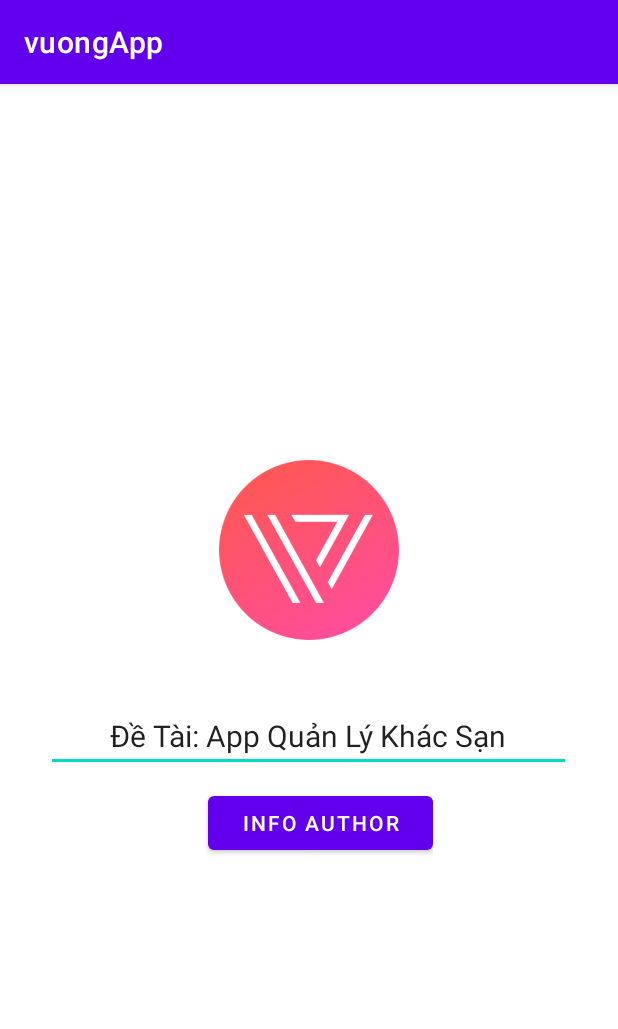
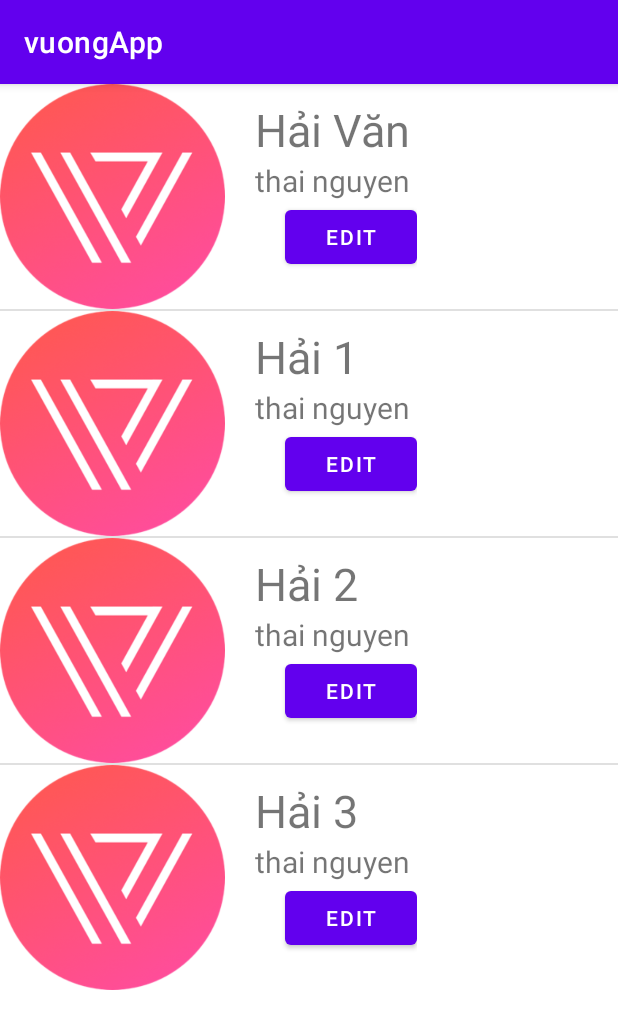
Before and after one commit to vuonga7k8lah/btAndroid, an Android app: the screen it shows after launch (MainActivity), on a phone screen of 412 x 824 dp. Shown: the top 1029 px of the screen. Run offline under Robolectric (Android 15) with nearby library versions, the phone set to English and light mode, and no system bars; our stand-ins replace Volley.

Commit message:
add code

```diff
--- a/app/build.gradle
+++ b/app/build.gradle
@@ -36,4 +36,5 @@ dependencies {
     testImplementation 'junit:junit:4.+'
     androidTestImplementation 'androidx.test.ext:junit:1.1.2'
     androidTestImplementation 'androidx.test.espresso:espresso-core:3.3.0'
+    implementation 'com.android.volley:volley:1.2.0'
 }
--- a/app/src/main/AndroidManifest.xml
+++ b/app/src/main/AndroidManifest.xml
@@ -1,6 +1,8 @@
 <?xml version="1.0" encoding="utf-8"?>
 <manifest xmlns:android="http://schemas.android.com/apk/res/android"
     package="com.example.vuongapp">
+
+    <uses-permission android:name="android.permission.INTERNET" />
 
     <application
         android:allowBackup="true"
@@ -9,7 +11,7 @@
         android:roundIcon="@mipmap/ic_launcher_round"
         android:supportsRtl="true"
         android:theme="@style/Theme.VuongApp">
-        <activity android:name=".Hello2"></activity>
+        <activity android:name=".MainActivity2"></activity>
         <activity android:name=".MainActivity">
             <intent-filter>
                 <action android:name="android.intent.action.MAIN" />
--- a/app/src/main/java/com/example/vuongapp/MainActivity.java
+++ b/app/src/main/java/com/example/vuongapp/MainActivity.java
@@ -1,25 +1,56 @@
 package com.example.vuongapp;
 
+import androidx.annotation.RequiresApi;
 import androidx.appcompat.app.AppCompatActivity;
 
 import android.content.Intent;
 import android.os.Bundle;
 import android.view.View;
 import android.widget.Button;
+import android.widget.ListView;
+import android.widget.Toast;
+
+import com.android.volley.Request;
+import com.android.volley.RequestQueue;
+import com.android.volley.Response;
+import com.android.volley.VolleyError;
+import com.android.volley.toolbox.JsonArrayRequest;
+import com.android.volley.toolbox.Volley;
+
+import org.json.JSONArray;
+
+import java.time.Instant;
+import java.util.ArrayList;
+import java.util.TooManyListenersException;
 
 public class MainActivity extends AppCompatActivity {
-    Button btnAuthor;
+    ListView lv;
+    ArrayList<Users> arrayList;
+    UsersAdapater adapater;
+    Button buttonEdit;
     @Override
     protected void onCreate(Bundle savedInstanceState) {
         super.onCreate(savedInstanceState);
         setContentView(R.layout.activity_main);
-        btnAuthor = (Button)findViewById(R.id.author);
-        btnAuthor.setOnClickListener(new View.OnClickListener() {
-            @Override
-            public void onClick(View v) {
-                Intent hello2 = new Intent(MainActivity.this,Hello2.class);
-                startActivity(hello2);
-            }
-        });
+
+       lv = (ListView) findViewById(R.id.lvUser);
+       arrayList = new ArrayList<>();
+       arrayList.add(new Users("Hải Văn","thai nguyen",R.drawable.logo));
+       arrayList.add(new Users("Hải 1","thai nguyen",R.drawable.logo));
+       arrayList.add(new Users("Hải 2","thai nguyen",R.drawable.logo));
+       arrayList.add(new Users("Hải 3","thai nguyen",R.drawable.logo));
+       adapater = new UsersAdapater(this,R.layout.userprofile,arrayList);
+       lv.setAdapter(adapater);
+//        buttonEdit = (Button) findViewById(R.id.btnEdit);
+//        buttonEdit.setOnClickListener(new View.OnClickListener() {
+//            @Override
+//            public void onClick(View v) {
+//                Intent i = new Intent(MainActivity.this, MainActivity2.class);
+//                i.putExtra("key1","Lap trinh");
+//                i.putExtra("key2",20);
+//                startActivity(i);
+//            }
+//        });
     }
+
 }
--- /dev/null
+++ b/app/src/main/java/com/example/vuongapp/Users.java
@@ -0,0 +1,13 @@
+package com.example.vuongapp;
+
+public class Users {
+    public String hoTen,diaChi;
+
+    public Users(String hoTen, String diaChi, int hinhAnh) {
+        this.hoTen = hoTen;
+        this.diaChi = diaChi;
+        this.hinhAnh = hinhAnh;
+    }
+
+    public int hinhAnh;
+}
--- /dev/null
+++ b/app/src/main/java/com/example/vuongapp/UsersAdapater.java
@@ -0,0 +1,53 @@
+package com.example.vuongapp;
+
+import android.content.Context;
+import android.view.LayoutInflater;
+import android.view.View;
+import android.view.ViewGroup;
+import android.widget.BaseAdapter;
+import android.widget.ImageView;
+import android.widget.TextView;
+
+import java.util.List;
+
+public class UsersAdapater extends BaseAdapter {
+    Context context;
+    int layout;
+    List<Users> usersList;
+
+    public UsersAdapater(Context context, int layout, List<Users> usersList) {
+        this.context = context;
+        this.layout = layout;
+        this.usersList = usersList;
+    }
+
+    @Override
+    public int getCount() {
+        return usersList.size();
+    }
+
+    @Override
+    public Object getItem(int position) {
+        return null;
+    }
+
+    @Override
+    public long getItemId(int position) {
+        return 0;
+    }
+
+    @Override
+    public View getView(int position, View convertView, ViewGroup parent) {
+        LayoutInflater inflater = (LayoutInflater) context.getSystemService(Context.LAYOUT_INFLATER_SERVICE);
+        convertView = inflater.inflate(layout, null);
+        //Ánh Xạ
+        TextView tvUserName = (TextView) convertView.findViewById(R.id.username);
+        TextView tvQueQuan = (TextView) convertView.findViewById(R.id.QueQuan);
+        ImageView tvAnh = (ImageView) convertView.findViewById(R.id.img);
+
+        tvUserName.setText(usersList.get(position).hoTen);
+        tvQueQuan.setText(usersList.get(position).diaChi);
+        tvAnh.setImageResource(usersList.get(position).hinhAnh);
+        return convertView;
+    }
+}
--- a/app/src/main/res/layout/activity_main.xml
+++ b/app/src/main/res/layout/activity_main.xml
@@ -6,37 +6,9 @@
     android:layout_height="match_parent"
     tools:context=".MainActivity"
     >
-    <LinearLayout
-        android:layout_width="match_parent"
-        android:layout_height="wrap_content"
-        android:gravity="center"
-        android:orientation="vertical"
-        android:layout_centerInParent="true"
-        >
-        <ImageView
-            android:layout_width="120dp"
-            android:layout_height="120dp"
-            android:src="@drawable/logo"
-            android:layout_marginBottom="40dp"/>
-
-        <EditText
-            android:layout_width="wrap_content"
-            android:layout_height="wrap_content"
-            android:textSize="20dp"
-            android:layout_marginBottom="10dp"
-            android:gravity="center"
-            android:text="Đề Tài: App Quản Lý Khác Sạn"
-            android:ems="15"/>
-        <LinearLayout
-            android:layout_width="wrap_content"
-            android:layout_height="wrap_content"
-            >
-            <Button
-                android:id="@+id/author"
-                android:layout_width="150dp"
-                android:layout_marginLeft="15dp"
-                android:layout_height="wrap_content"
-                android:text="Info Author" />
-        </LinearLayout>>
-    </LinearLayout>
+   <ListView
+       android:layout_width="wrap_content"
+       android:layout_height="wrap_content"
+       android:id="@+id/lvUser"
+       />
 </RelativeLayout>
--- /dev/null
+++ b/app/src/main/res/layout/userprofile.xml
@@ -0,0 +1,46 @@
+<?xml version="1.0" encoding="utf-8"?>
+<LinearLayout
+    xmlns:android="http://schemas.android.com/apk/res/android"
+    android:orientation="horizontal"
+    android:layout_width="match_parent"
+    android:layout_height="match_parent">
+    <LinearLayout
+        android:layout_width="match_parent"
+        android:layout_height="wrap_content">
+        <ImageView
+            android:layout_width="150dp"
+            android:layout_height="150dp"
+            android:src="@drawable/logo"
+            android:id="@+id/img"/>
+        <LinearLayout
+            android:layout_width="wrap_content"
+            android:layout_height="wrap_content"
+            android:orientation="vertical"
+            android:layout_marginLeft="20dp"
+            android:layout_marginTop="10dp"
+            >
+
+            <TextView
+                android:layout_width="wrap_content"
+                android:layout_height="wrap_content"
+                android:id="@+id/username"
+                android:text="Lê Hùng Vương"
+                android:textSize="30dp"
+                />
+            <TextView
+                android:layout_width="wrap_content"
+                android:layout_height="wrap_content"
+                android:id="@+id/QueQuan"
+                android:text="Thái Nguyên"
+                android:textSize="20dp"
+                />
+            <Button
+                android:layout_width="wrap_content"
+                android:layout_height="match_parent"
+                android:text="Edit"
+                android:layout_marginLeft="20dp"
+                android:id="@+id/btnEdit"
+                />
+        </LinearLayout>
+    </LinearLayout>
+</LinearLayout>
```
Also changed, not shown: app/src/main/java/com/example/vuongapp/Hello2.java (deleted, +0 -25 lines), app/src/main/java/com/example/vuongapp/MainActivity2.java (added, +14 -0 lines), app/src/main/res/layout/activity_hello2.xml (deleted, +0 -68 lines), app/src/main/res/layout/activity_main2.xml (added, +9 -0 lines), app/src/main/res/layout/detailactivity.xml (added, +8 -0 lines).
